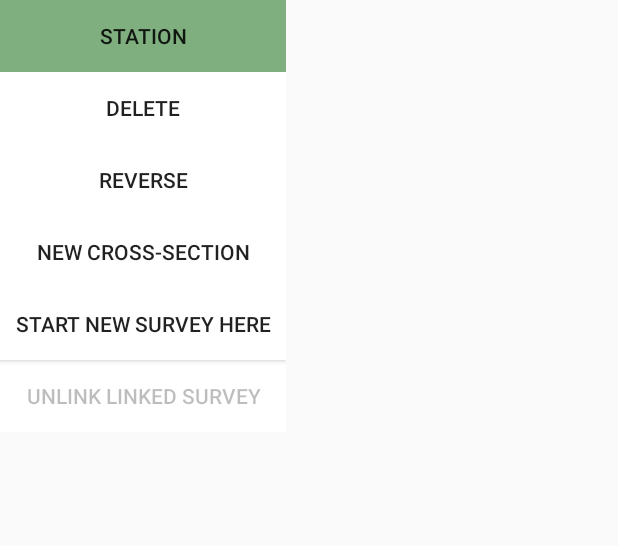
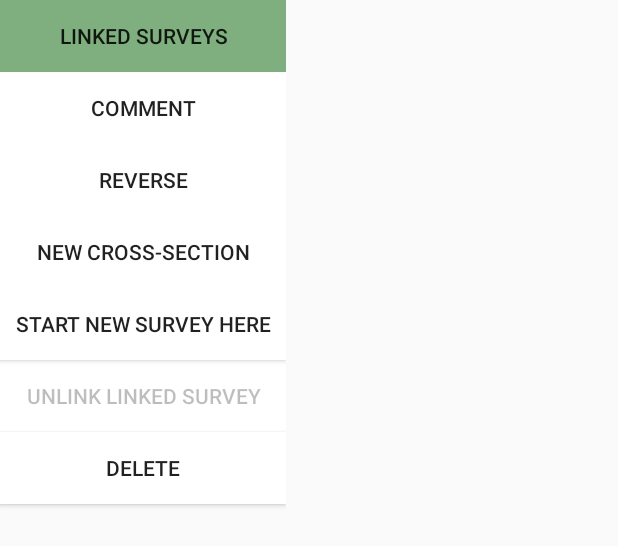
Before and after one commit to richsmith/sexytopo, an Android app: the layout graph_station_menu.xml on its own in the app's theme, with its tools: preview values and no code run, on a phone screen of 412 x 824 dp. Shown: the top 546 px of the screen. Run offline under Robolectric (Android 15) with nearby library versions, the phone set to English and light mode, and no system bars.

Commit message:
Get comments mostly working

```diff
--- a/app/src/main/java/org/hwyl/sexytopo/control/activity/TableActivity.java
+++ b/app/src/main/java/org/hwyl/sexytopo/control/activity/TableActivity.java
@@ -118,6 +118,10 @@ public class TableActivity extends SexyTopoActivity
             final Map map = GraphToListTranslator.createMap(entry);
 
             for (TableCol col : TableCol.values()) {
+
+                if (col == TableCol.COMMENT) {
+                    continue;
+                }
 
                 String display = map.containsKey(col) ? col.format(map.get(col)) : "?";
                 int id = TABLE_COL_BY_ANDROID_ID.get(col);
--- a/app/src/main/java/org/hwyl/sexytopo/control/graph/StationContextMenu.java
+++ b/app/src/main/java/org/hwyl/sexytopo/control/graph/StationContextMenu.java
@@ -32,6 +32,7 @@ public class StationContextMenu {
         fakeMenu.setContentView(view);
 
         int[] ids = new int[] {
+                R.id.graph_station_comment,
                 R.id.graph_station_delete,
                 R.id.graph_station_reverse,
                 R.id.graph_station_new_cross_section,
--- a/app/src/main/java/org/hwyl/sexytopo/control/io/thirdparty/survex/SurvexExporter.java
+++ b/app/src/main/java/org/hwyl/sexytopo/control/io/thirdparty/survex/SurvexExporter.java
@@ -29,6 +29,11 @@ public class SurvexExporter extends SingleFileExporter {
             text += getEntry(TableCol.DISTANCE, map);
             text += getEntry(TableCol.AZIMUTH, map);
             text += getEntry(TableCol.INCLINATION, map);
+            if (map.containsKey(TableCol.COMMENT)) {
+                String comment = getEntry(TableCol.COMMENT, map);
+                comment = comment.replaceAll("(\\r|\\n|\\r\\n)+", "\\\\n");
+                text += "; " + comment;
+            }
             text += "\n";
         }
 
--- a/app/src/main/java/org/hwyl/sexytopo/control/util/GraphToListTranslator.java
+++ b/app/src/main/java/org/hwyl/sexytopo/control/util/GraphToListTranslator.java
@@ -70,6 +70,10 @@ public class GraphToListTranslator {
         map.put(TableCol.AZIMUTH, leg.getAzimuth());
         map.put(TableCol.INCLINATION, leg.getInclination());
 
+        if (leg.hasDestination() && leg.getDestination().hasComment()) {
+            map.put(TableCol.COMMENT, leg.getDestination().getComment());
+        }
+
         return map;
     }
 
--- a/app/src/main/java/org/hwyl/sexytopo/model/survey/Survey.java
+++ b/app/src/main/java/org/hwyl/sexytopo/model/survey/Survey.java
@@ -193,6 +193,10 @@ public class Survey {
         return stationsToSurveyConnections;
     }
 
+    public boolean hasLinkedSurveys(Station station) {
+        return stationsToSurveyConnections.containsKey(station);
+    }
+
     public void checkActiveStation() {
         List<Station> stations = getAllStations();
         if (!stations.contains(activeStation)) {
--- a/app/src/main/java/org/hwyl/sexytopo/model/table/TableCol.java
+++ b/app/src/main/java/org/hwyl/sexytopo/model/table/TableCol.java
@@ -11,7 +11,9 @@ public enum TableCol {
     TO(R.id.tableRowTo, "To", "%s"),
     DISTANCE(R.id.tableRowDistance, "Distance", "%.2f"),
     AZIMUTH(R.id.tableRowAzimuth, "Azimuth", "%.2f"),
-    INCLINATION(R.id.tableRowInclination, "Inclination", "%.2f");
+    INCLINATION(R.id.tableRowInclination, "Inclination", "%.2f"),
+    COMMENT(-1, "Comment", "%s");
+
 
     final int id;
     final String name;
--- a/app/src/main/res/layout/graph_station_menu.xml
+++ b/app/src/main/res/layout/graph_station_menu.xml
@@ -11,15 +11,15 @@
         android:layout_width="match_parent"
         android:layout_height="wrap_content"
         android:background="@color/panelBackground"
-        android:text="Station"
+        android:text="@string/sketch_menu_show_connect"
         android:padding="10dp" />
 
     <Button
-        android:id="@+id/graph_station_delete"
+        android:id="@+id/graph_station_comment"
         android:layout_width="match_parent"
         android:layout_height="wrap_content"
         android:background="@drawable/abc_cab_background_internal_bg"
-        android:text="Delete"
+        android:text="@string/menu_comment"
         android:padding="10dp"/>
 
     <!--
@@ -35,7 +35,7 @@
         android:layout_width="match_parent"
         android:layout_height="wrap_content"
         android:background="@drawable/abc_cab_background_internal_bg"
-        android:text="Reverse"
+        android:text="@string/menu_reverse"
         android:padding="10dp"/>
     <!--<Button
         android:id="@+id/button4"
@@ -49,7 +49,7 @@
         android:layout_width="match_parent"
         android:layout_height="wrap_content"
         android:background="@drawable/abc_cab_background_internal_bg"
-        android:text="New Cross-Section"
+        android:text="@string/menu_new_cross_section"
         android:padding="10dp"/>
 
 
@@ -70,5 +70,12 @@
         android:padding="10dp"
         android:enabled="false"/>
 
+    <Button
+        android:id="@+id/graph_station_delete"
+        android:layout_width="match_parent"
+        android:layout_height="wrap_content"
+        android:background="@drawable/abc_cab_background_internal_bg"
+        android:text="@string/menu_delete_station"
+        android:padding="10dp"/>
 
 </LinearLayout>
--- a/app/src/main/res/values/strings.xml
+++ b/app/src/main/res/values/strings.xml
@@ -41,6 +41,7 @@
     <string name="title_activity_plan">Plan</string>
     <string name="title_activity_elevation">Elevation</string>
     <string name="title_activity_device">DistoX</string>
+    <string name="menu_context_title">Station</string>
     <string name="menu_set_active_station">Set Active Station</string>
     <string name="menu_rename_station">Rename Station</string>
     <string name="menu_edit_leg">Edit Row</string>
@@ -52,6 +53,7 @@
     <string name="menu_reverse">Reverse</string>
     <string name="menu_start_new_survey">Start New Survey Here</string>
     <string name="menu_unlink_survey">Unlink Linked Survey</string>
+    <string name="menu_comment">Comment</string>
     <string name="sketch_menu_delete_last_leg">Undo Last Reading</string>
     <string name="sketch_menu_centre_view">Centre on Active</string>
     <string name="sketch_menu_auto_recentre">Auto-Recentre</string>
@@ -90,6 +92,7 @@
     <string name="cancel">Cancel</string>
     <string name="carry_on">Continue</string>
     <string name="delete">Delete</string>
+    <string name="save">Save</string>
     <string name="replace">Replace</string>
     <string name="title_activity_help">Help</string>
     <string name="hello_world">Hello world!</string>
```
Also changed, not shown: app/src/main/java/org/hwyl/sexytopo/control/graph/GraphView.java (+58 -3 lines), app/src/main/java/org/hwyl/sexytopo/control/io/basic/Loader.java (+14 -5 lines), app/src/main/java/org/hwyl/sexytopo/control/io/thirdparty/survex/SurvexImporter.java (+13 -7 lines), app/src/main/java/org/hwyl/sexytopo/model/survey/Station.java (+20 -3 lines), app/src/main/res/drawable-hdpi/link.png (added), app/src/main/res/drawable-hdpi/speech_bubble.png (added), 1 other file.
